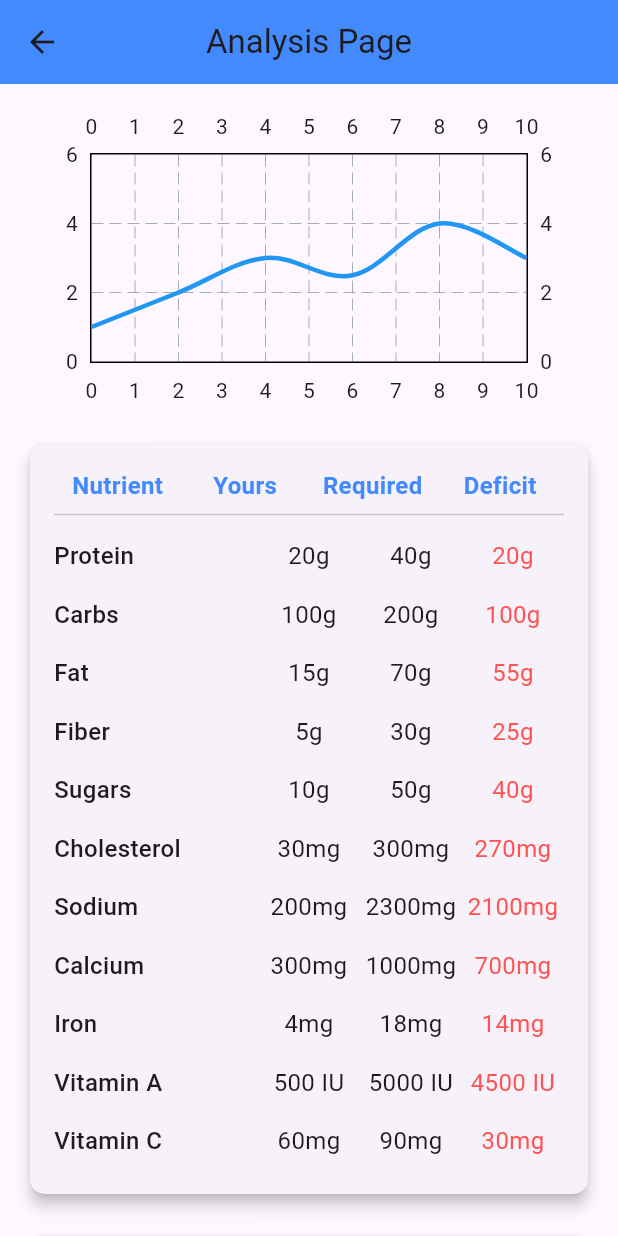
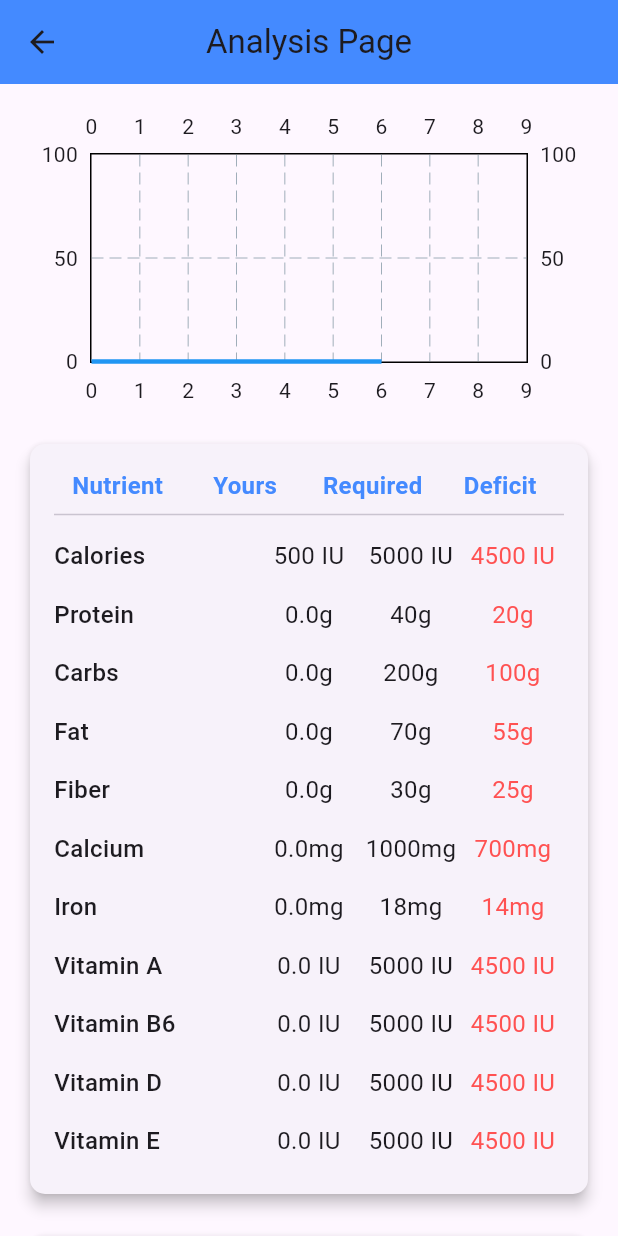
Before and after one commit to VenkatKaushal/App-Development-Project__Frontend, a Flutter app: the AnalysisPage screen opened directly, on a phone screen of 412 x 824 dp. Run offline on Flutter 3.47's test engine with Material 3 defaults, Android fonts, the phone set to English and light mode, and no system bars; drawn by our look-alikes of fl_chart.

Commit message:
Standard required nutrition file added

```diff
--- /dev/null
+++ b/lib/required_nutrition.dart
@@ -0,0 +1,73 @@
+class RequiredNutritionData {
+  static final RequiredNutritionData _instance = RequiredNutritionData._internal();
+
+  factory RequiredNutritionData() {
+    return _instance;
+  }
+
+  RequiredNutritionData._internal();
+
+  double? requiredProtein;
+  double? requiredCarbohydrates;
+  double? requiredFat;
+  double? requiredFiber;
+  double? requiredvitaminB6;
+  double? requiredIron;
+  double? requiredCalcium;
+  double? requiredVitaminA;
+  double? requiredVitaminD;
+  double? requiredVitaminE;
+  double? requiredTotalNutrition;
+
+  void updateData({
+    required double requiredProtein,
+    required double requiredCarbohydrates,
+    required double requiredFat,
+    required double requiredFiber,
+    required double requiredvitaminB6,
+    required double requiredIron,
+    required double requiredCalcium,
+    required double requiredVitaminA,
+    required double requiredVitaminD,
+    required double requiredVitaminE,
+    required double requiredTotalNutrition,
+  }) {
+    this.requiredProtein = requiredProtein;
+    this.requiredCarbohydrates = requiredCarbohydrates;
+    this.requiredFat = requiredFat;
+    this.requiredFiber = requiredFiber;
+    this.requiredvitaminB6 = requiredvitaminB6;
+    this.requiredIron = requiredIron;
+    this.requiredCalcium = requiredCalcium;
+    this.requiredVitaminA = requiredVitaminA;
+    this.requiredVitaminD = requiredVitaminD;
+    this.requiredVitaminE = requiredVitaminE;
+    this.requiredTotalNutrition = requiredTotalNutrition;
+  }
+
+   double getWeeklyTotal() {
+    // Define weights for each nutrient
+    double a = 1.0;  // Weight for protein
+    double b = 0.5;  // Weight for carbohydrates
+    double c = 0.5;  // Weight for fat
+    double d = 0.2;  // Weight for fiber
+    double e = 0.3;  // Weight for vitamin B6
+    double f = 0.7;  // Weight for iron
+    double g = 0.8;  // Weight for calcium
+    double h = 0.4;  // Weight for vitamin A
+    double i = 0.4;  // Weight for vitamin D
+    double j = 0.4;  // Weight for vitamin E
+
+    // Calculate weekly total based on required data
+    return (a * (requiredProtein ?? 0) +
+            b * (requiredCarbohydrates ?? 0) +
+            c * (requiredFat ?? 0) +
+            d * (requiredFiber ?? 0) +
+            e * (requiredvitaminB6 ?? 0) +
+            f * (requiredIron ?? 0) +
+            g * (requiredCalcium ?? 0) +
+            h * (requiredVitaminA ?? 0) +
+            i * (requiredVitaminD ?? 0) +
+            j * (requiredVitaminE ?? 0)); // Multiply by 7 to get weekly total
+   }
+}
--- a/lib/screens/analysis_page.dart
+++ b/lib/screens/analysis_page.dart
@@ -1,10 +1,70 @@
 import 'package:fl_chart/fl_chart.dart';
 import 'package:flutter/material.dart';
+import 'package:app_frontend/required_nutrition.dart';
+import 'package:app_frontend/global_data.dart';
 
-class AnalysisPage extends StatelessWidget {
+class AnalysisPage extends StatefulWidget {
+  @override
+  _AnalysisPageState createState() => _AnalysisPageState();
+}
+
+class _AnalysisPageState extends State<AnalysisPage> {
+  RequiredNutritionData requiredNutritionData = RequiredNutritionData();
+  UserData userData = UserData();
+
+  @override
+  void initState() {
+    super.initState();
+
+    if(userData.gender ==  'Male'){
+      final age = userData.age!;
+      final wi = userData.weight!;
+      if(age > 0 && age <= 1){
+
+      }
+      else if(age > 1 && age <= 3){
+
+      }
+      else if(age > 3 && age <= 7){
+
+      }
+      else if(age > 7 && age <= 9){
+
+      }
+      else if(age > 9 && age <= 12){
+
+      }
+      else if(age > 12 && age <= 15){
+
+      }
+      else if(age > 15 && age <= 18){
+
+      }
+      else if(age > 18 && age <= 30){
+
+      }
+      else if(age > 30 && age <= 50){
+
+      }
+      else if(age > 50){
+
+      }
+    }
+  }
+
   @override
   Widget build(BuildContext context) {
-    // Mock data for the nutrients in deficit (This can be dynamic from the backend)
+    // Access data from singleton instances
+    final List<FlSpot> spots = [
+      FlSpot(0, requiredNutritionData.requiredTotalNutrition ?? 0),
+      FlSpot(1, requiredNutritionData.requiredTotalNutrition ?? 0),
+      FlSpot(2, requiredNutritionData.requiredTotalNutrition ?? 0),
+      FlSpot(3, requiredNutritionData.requiredTotalNutrition ?? 0),
+      FlSpot(4, requiredNutritionData.requiredTotalNutrition ?? 0),
+      FlSpot(5, requiredNutritionData.requiredTotalNutrition ?? 0),
+      FlSpot(6, requiredNutritionData.requiredTotalNutrition ?? 0),
+    ];
+
     final List<String> deficitNutrients = [
       'Protein',
       'Fat',
@@ -33,19 +93,12 @@ class AnalysisPage extends StatelessWidget {
                     titlesData: FlTitlesData(show: true),
                     borderData: FlBorderData(show: true),
                     minX: 0,
-                    maxX: 10,
+                    maxX: 9,
                     minY: 0,
-                    maxY: 6,
+                    maxY: 100, // Adjust based on your data range
                     lineBarsData: [
                       LineChartBarData(
-                        spots: [
-                          FlSpot(0, 1),
-                          FlSpot(2, 2),
-                          FlSpot(4, 3),
-                          FlSpot(6, 2.5),
-                          FlSpot(8, 4),
-                          FlSpot(10, 3),
-                        ],
+                        spots: spots,
                         isCurved: true,
                         color: Colors.blue,
                         barWidth: 3,
@@ -78,17 +131,17 @@ class AnalysisPage extends StatelessWidget {
                       ),
                       Divider(),
                       // Data Rows
-                      buildDataRow('Protein', '20g', '40g', '20g'),
-                      buildDataRow('Carbs', '100g', '200g', '100g'),
-                      buildDataRow('Fat', '15g', '70g', '55g'),
-                      buildDataRow('Fiber', '5g', '30g', '25g'),
-                      buildDataRow('Sugars', '10g', '50g', '40g'),
-                      buildDataRow('Cholesterol', '30mg', '300mg', '270mg'),
-                      buildDataRow('Sodium', '200mg', '2300mg', '2100mg'),
-                      buildDataRow('Calcium', '300mg', '1000mg', '700mg'),
-                      buildDataRow('Iron', '4mg', '18mg', '14mg'),
-                      buildDataRow('Vitamin A', '500 IU', '5000 IU', '4500 IU'),
-                      buildDataRow('Vitamin C', '60mg', '90mg', '30mg'),
+                      buildDataRow('Calories', '500 IU', '5000 IU', '4500 IU'),
+                      buildDataRow('Protein', '${requiredNutritionData.requiredProtein ?? 0}g', '40g', '20g'),
+                      buildDataRow('Carbs', '${requiredNutritionData.requiredCarbohydrates ?? 0}g', '200g', '100g'),
+                      buildDataRow('Fat', '${requiredNutritionData.requiredFat ?? 0}g', '70g', '55g'),
+                      buildDataRow('Fiber', '${requiredNutritionData.requiredFiber ?? 0}g', '30g', '25g'),
+                      buildDataRow('Calcium', '${requiredNutritionData.requiredCalcium ?? 0}mg', '1000mg', '700mg'),
+                      buildDataRow('Iron', '${requiredNutritionData.requiredIron ?? 0}mg', '18mg', '14mg'),
+                      buildDataRow('Vitamin A', '${requiredNutritionData.requiredVitaminA ?? 0} IU', '5000 IU', '4500 IU'),
+                      buildDataRow('Vitamin B6', '${requiredNutritionData.requiredvitaminB6 ?? 0} IU', '5000 IU', '4500 IU'),
+                      buildDataRow('Vitamin D', '${requiredNutritionData.requiredVitaminD ?? 0} IU', '5000 IU', '4500 IU'),
+                      buildDataRow('Vitamin E', '${requiredNutritionData.requiredVitaminE ?? 0} IU', '5000 IU', '4500 IU'),
                     ],
                   ),
                 ),
@@ -212,9 +265,3 @@ class AnalysisPage extends StatelessWidget {
     );
   }
 }
-
-// void main() {
-//   runApp(MaterialApp(
-//     home: AnalysisPage(),
-//   ));
-// }
```
